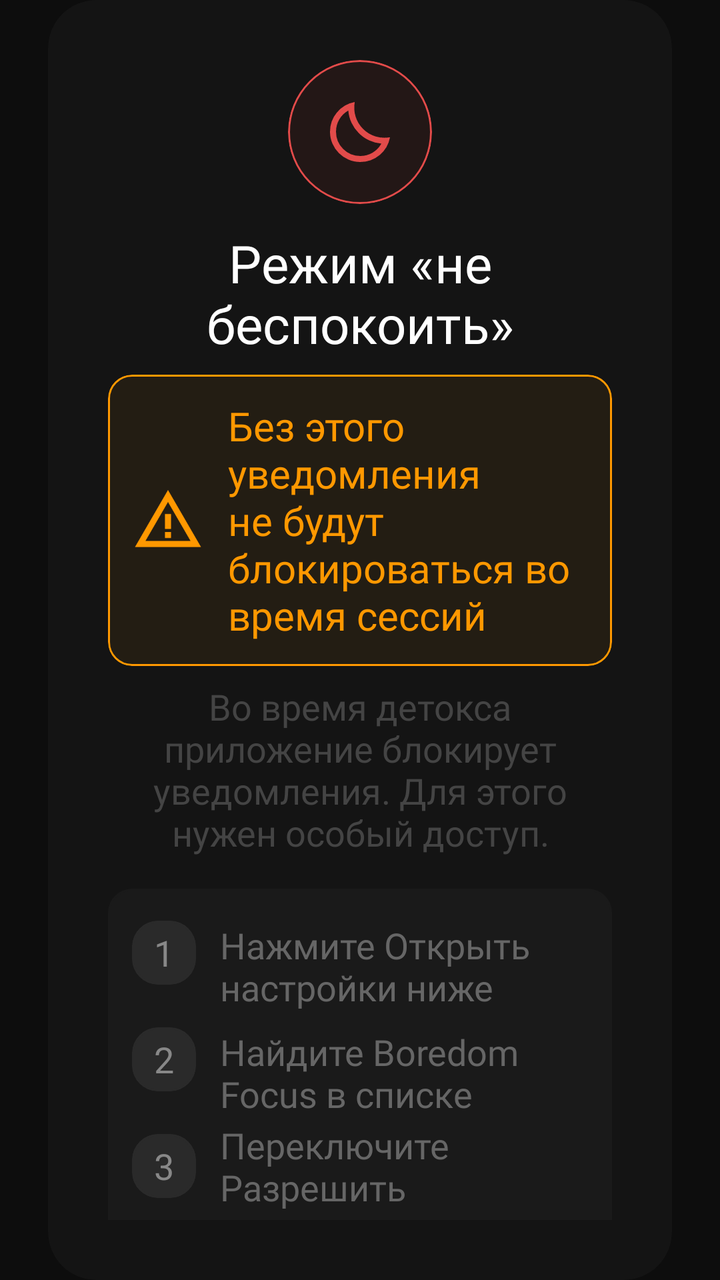
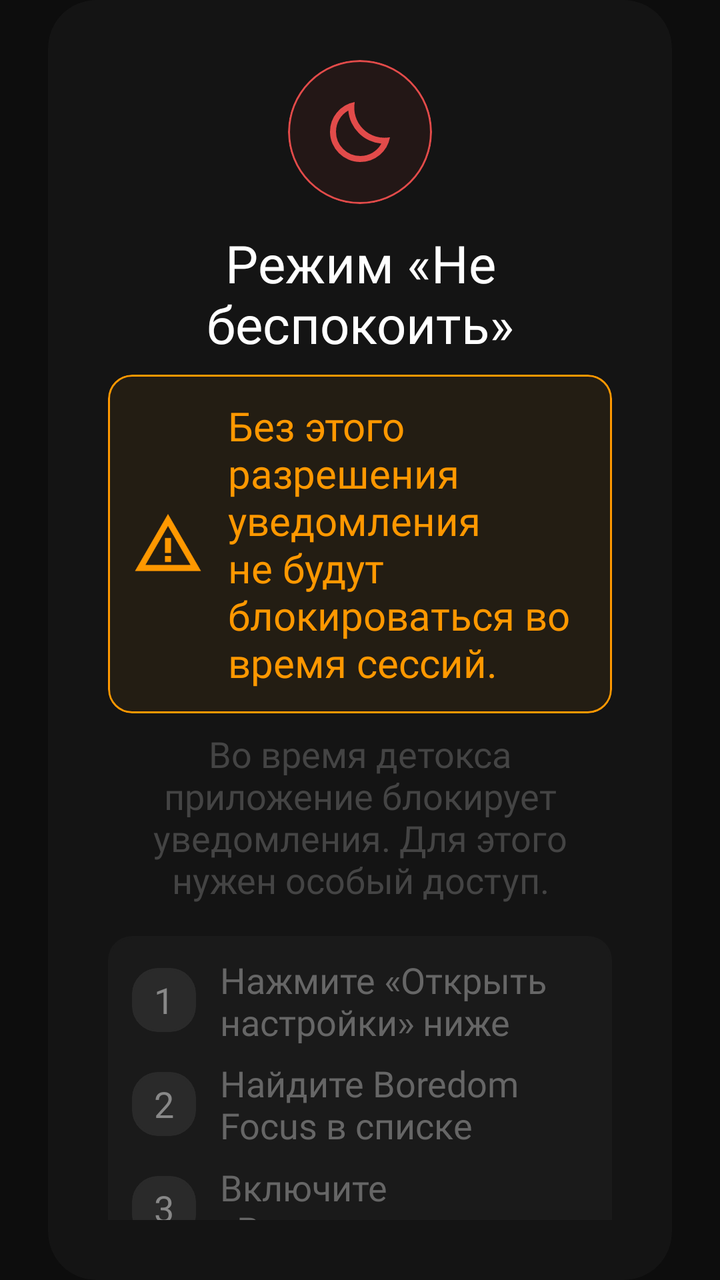

The first picture is an Android layout as it rendered before a commit; the second is the same layout after the commit. The layout source and the unified diff follow.
<!-- AndroidManifest.xml: application theme Theme.BoredomFocus -->
<!-- res/layout/dialog_dnd_permission.xml -->
<FrameLayout xmlns:android="http://schemas.android.com/apk/res/android"
    xmlns:app="http://schemas.android.com/apk/res-auto"
    xmlns:tools="http://schemas.android.com/tools"
    android:layout_width="match_parent"
    android:layout_height="wrap_content"
    android:background="@android:color/transparent"
    android:paddingHorizontal="24dp">

    <com.google.android.material.card.MaterialCardView
        android:id="@+id/cardDialog"
        android:layout_width="match_parent"
        android:layout_height="wrap_content"
        app:cardBackgroundColor="#141414"
        app:cardCornerRadius="24dp"
        app:cardElevation="0dp"
        app:strokeWidth="0dp">

        <androidx.constraintlayout.widget.ConstraintLayout
            android:layout_width="match_parent"
            android:layout_height="wrap_content"
            android:paddingHorizontal="30dp"
            android:paddingVertical="30dp">

            <LinearLayout
                android:id="@+id/layoutStatus"
                android:layout_width="0dp"
                android:layout_height="wrap_content"
                android:orientation="vertical"
                android:gravity="center_horizontal"

                app:layout_constraintTop_toTopOf="parent"
                app:layout_constraintStart_toStartOf="parent"
                app:layout_constraintEnd_toEndOf="parent">

                <com.google.android.material.card.MaterialCardView
                    android:id="@+id/cardIcon"
                    android:layout_width="72dp"
                    android:layout_height="72dp"
                    app:cardBackgroundColor="@color/difficulty_red_bg"
                    app:cardCornerRadius="36dp"
                    app:strokeColor="@color/red_basic">

                    <ImageView
                        android:id="@+id/ivBackgroundIcon"
                        android:layout_width="36dp"
                        android:layout_height="36dp"
                        android:layout_gravity="center"
                        android:src="@drawable/ic_dnd"/>

                </com.google.android.material.card.MaterialCardView>

                <TextView
                    android:id="@+id/tvEmail"
                    android:layout_width="wrap_content"
                    android:layout_height="wrap_content"
                    android:layout_marginTop="12dp"
                    android:fontFamily="@font/inter_bold"
                    android:text="Режим «не беспокоить»"
                    android:textAlignment="center"
                    android:textColor="@color/white"
                    android:textSize="26sp"/>

                <com.google.android.material.card.MaterialCardView
                    android:id="@+id/cardWarning"
                    android:layout_width="match_parent"
                    android:layout_height="wrap_content"
                    android:layout_marginTop="8dp"
                    app:cardBackgroundColor="@color/difficulty_orange_bg"
                    app:strokeColor="@color/difficulty_orange">
                    <LinearLayout
                        android:layout_width="match_parent"
                        android:layout_height="match_parent"
                        android:orientation="horizontal"
                        android:padding="12dp"
                        android:gravity="center_vertical">
                        <ImageView
                            android:layout_width="36dp"
                            android:layout_height="36dp"
                            android:src="@drawable/ic_warning_orange"/>
                        <TextView
                            android:layout_width="wrap_content"
                            android:layout_height="wrap_content"
                            android:text="Без этого уведомления не будут блокироваться во время сессий"
                            android:textSize="20sp"
                            android:layout_marginStart="12dp"
                            android:textColor="@color/difficulty_orange"
                            android:fontFamily="@font/inter_medium"/>
                    </LinearLayout>
                </com.google.android.material.card.MaterialCardView>


                <TextView
                    android:id="@+id/tvEmailDescription"
                    android:layout_width="wrap_content"
                    android:layout_height="wrap_content"
                    android:layout_marginTop="8dp"
                    android:fontFamily="@font/inter_medium"
                    android:text="Во время детокса приложение блокирует уведомления. Для этого нужен особый доступ."
                    android:textAlignment="center"
                    android:textColor="#444444"
                    android:textSize="18sp"/>

            </LinearLayout>

            <com.google.android.material.card.MaterialCardView
                android:id="@+id/cardInstruction"
                android:layout_width="match_parent"
                android:layout_height="wrap_content"
                android:layout_marginTop="16dp"
                app:cardBackgroundColor="#1A1A1A"
                app:strokeColor="#1A1A1A"
                app:layout_constraintEnd_toEndOf="parent"
                app:layout_constraintHorizontal_bias="0.5"
                app:layout_constraintStart_toStartOf="parent"
                app:layout_constraintTop_toBottomOf="@+id/layoutStatus">

                <androidx.constraintlayout.widget.ConstraintLayout
                    android:layout_width="match_parent"
                    android:layout_height="match_parent"
                    android:paddingHorizontal="12dp"
                    android:paddingVertical="16dp">

                    <com.google.android.material.card.MaterialCardView
                        android:id="@+id/cardOne"
                        android:layout_width="32dp"
                        android:layout_height="32dp"
                        app:cardBackgroundColor="#2A2A2A"
                        app:cardCornerRadius="13dp"
                        app:layout_constraintStart_toStartOf="parent"
                        app:layout_constraintTop_toTopOf="parent"
                        app:strokeColor="#2A2A2A">

                        <TextView
                            android:layout_width="wrap_content"
                            android:layout_height="wrap_content"
                            android:layout_gravity="center"
                            android:text="1"
                            android:textColor="#888888"
                            android:textSize="18sp" />
                    </com.google.android.material.card.MaterialCardView>

                    <TextView
                        android:id="@+id/tvOne"
                        android:layout_width="0dp"
                        android:layout_height="wrap_content"
                        android:layout_gravity="center"
                        android:text="Нажмите Открыть настройки ниже"
                        android:textColor="#666666"
                        android:textSize="18sp"
                        android:fontFamily="@font/inter_medium"
                        android:layout_marginStart="12dp"
                        app:layout_constraintStart_toEndOf="@+id/cardOne"
                        app:layout_constraintTop_toTopOf="@+id/cardOne"
                        app:layout_constraintEnd_toEndOf="parent"/>

                    <com.google.android.material.card.MaterialCardView
                        android:id="@+id/cardTwo"
                        android:layout_width="32dp"
                        android:layout_height="32dp"
                        app:cardBackgroundColor="#2A2A2A"
                        app:cardCornerRadius="13dp"
                        android:layout_marginTop="8dp"
                        app:layout_constraintStart_toStartOf="parent"
                        app:layout_constraintTop_toBottomOf="@+id/tvOne"
                        app:strokeColor="#2A2A2A">

                        <TextView
                            android:layout_width="wrap_content"
                            android:layout_height="wrap_content"
                            android:layout_gravity="center"
                            android:text="2"
                            android:textColor="#888888"
                            android:textSize="18sp" />
                    </com.google.android.material.card.MaterialCardView>

                    <TextView
                        android:id="@+id/tvTwo"
                        android:layout_width="0dp"
                        android:layout_height="wrap_content"
                        android:layout_gravity="center"
                        android:layout_marginStart="12dp"
                        android:fontFamily="@font/inter_medium"
                        android:text="Найдите Boredom Focus в списке"
                        android:textColor="#666666"
                        android:textSize="18sp"
                        app:layout_constraintEnd_toEndOf="parent"
                        app:layout_constraintStart_toEndOf="@+id/cardTwo"
                        app:layout_constraintTop_toTopOf="@+id/cardTwo" />

                    <com.google.android.material.card.MaterialCardView
                        android:id="@+id/cardThree"
                        android:layout_width="32dp"
                        android:layout_height="32dp"
                        android:layout_marginTop="8dp"
                        app:cardBackgroundColor="#2A2A2A"
                        app:cardCornerRadius="13dp"
                        app:layout_constraintStart_toStartOf="parent"
                        app:layout_constraintTop_toBottomOf="@+id/tvTwo"
                        app:strokeColor="#2A2A2A">

                        <TextView
                            android:layout_width="wrap_content"
                            android:layout_height="wrap_content"
                            android:layout_gravity="center"
                            android:text="3"
                            android:textColor="#888888"
                            android:textSize="18sp" />
                    </com.google.android.material.card.MaterialCardView>

                    <TextView
                        android:id="@+id/tvThree"
                        android:layout_width="0dp"
                        android:layout_height="wrap_content"
                        android:layout_gravity="center"
                        android:layout_marginStart="12dp"
                        android:fontFamily="@font/inter_medium"
                        android:text="Переключите Разрешить"
                        android:textColor="#666666"
                        android:textSize="18sp"
                        app:layout_constraintBottom_toBottomOf="@+id/cardThree"
                        app:layout_constraintEnd_toEndOf="parent"
                        app:layout_constraintStart_toEndOf="@+id/cardThree"
                        app:layout_constraintTop_toTopOf="@+id/cardThree" />

                </androidx.constraintlayout.widget.ConstraintLayout>
            </com.google.android.material.card.MaterialCardView>

            <com.google.android.material.button.MaterialButton
                android:id="@+id/btnConfirmed"
                android:layout_width="0dp"
                android:layout_height="wrap_content"
                android:layout_marginTop="20dp"
                android:backgroundTint="@color/white"
                android:fontFamily="@font/inter_bold"
                android:padding="20dp"
                android:text="Открыть настройки"
                android:textColor="@color/black"
                android:textSize="20sp"
                app:cornerRadius="20dp"

                app:layout_constraintTop_toBottomOf="@id/cardInstruction"
                app:layout_constraintStart_toStartOf="parent"
                app:layout_constraintEnd_toEndOf="parent"/>


            <com.google.android.material.button.MaterialButton
                android:id="@+id/btnChangeEmail"
                android:layout_width="0dp"
                android:layout_height="wrap_content"
                android:layout_marginTop="8dp"
                android:backgroundTint="#141414"
                android:fontFamily="@font/inter_bold"
                android:padding="20dp"
                android:text="Не сейчас"
                android:textColor="#444444"
                android:textSize="20sp"
                app:cornerRadius="20dp"
                app:strokeColor="#444444"
                app:strokeWidth="1dp"

                app:layout_constraintTop_toBottomOf="@id/btnConfirmed"
                app:layout_constraintStart_toStartOf="parent"
                app:layout_constraintEnd_toEndOf="parent"/>

        </androidx.constraintlayout.widget.ConstraintLayout>
    </com.google.android.material.card.MaterialCardView>
</FrameLayout>
<!-- resources referenced by this layout -->
<resources>
  <color name="black">#FF000000</color>
  <color name="difficulty_orange">#FF9800</color>
  <color name="difficulty_orange_bg">#10FF9800</color>
  <color name="difficulty_red_bg">#10F44336</color>
  <color name="red_basic">#E24B4A</color>
  <color name="white">#FFFFFFFF</color>
  <!-- drawable ic_dnd (drawable) -->
  <vector xmlns:android="http://schemas.android.com/apk/res/android" android:height="24dp" android:tint="#E24B4A" android:viewportHeight="960" android:viewportWidth="960" android:width="24dp">
        
      <path android:fillColor="@android:color/white" android:pathData="M484,880Q400,880 326.5,848Q253,816 198.5,761.5Q144,707 112,633.5Q80,560 80,476Q80,330 173,218.5Q266,107 410,80Q392,179 421,273.5Q450,368 521,439Q592,510 686.5,539Q781,568 880,550Q854,694 742,787Q630,880 484,880ZM484,800Q572,800 647,756Q722,712 765,635Q679,627 602,591.5Q525,556 464,495Q403,434 367,357Q331,280 324,194Q247,237 203.5,312.5Q160,388 160,476Q160,611 254.5,705.5Q349,800 484,800ZM464,495Q464,495 464,495Q464,495 464,495Q464,495 464,495Q464,495 464,495Q464,495 464,495Q464,495 464,495Q464,495 464,495Q464,495 464,495Q464,495 464,495Q464,495 464,495Z"/>
      
  </vector>
  <!-- drawable ic_warning_orange (drawable) -->
  <vector xmlns:android="http://schemas.android.com/apk/res/android" android:height="24dp" android:tint="#FF9800" android:viewportHeight="24" android:viewportWidth="24" android:width="24dp">
        
      <path android:fillColor="@android:color/white" android:pathData="M12,5.99L19.53,19H4.47L12,5.99M12,2L1,21h22L12,2L12,2z"/>
        
      <path android:fillColor="@android:color/white" android:pathData="M13,16l-2,0l0,2l2,0z"/>
        
      <path android:fillColor="@android:color/white" android:pathData="M13,10l-2,0l0,5l2,0z"/>
      
  </vector>
  <style name="Theme.BoredomFocus" parent="Base.Theme.BoredomFocus" />
  <style name="Base.Theme.BoredomFocus" parent="Theme.Material3.DayNight.NoActionBar">
  
          <item name="android:windowBackground">#0D0D0D</item>
  
          <item name="android:statusBarColor">#0D0D0D</item>
          <item name="android:navigationBarColor">#0D0D0D</item>
  
          <item name="android:windowLightStatusBar">false</item>
          <item name="android:windowLightNavigationBar" tools:targetApi="o_mr1">false</item>
  
          <item name="android:windowDrawsSystemBarBackgrounds">true</item>
          <item name="android:enforceNavigationBarContrast" tools:targetApi="q">false</item>
  
      </style>
</resources>

<!-- the commit's change to res/layout/dialog_dnd_permission.xml (unified diff, before → after) -->
@@ -55,7 +55,7 @@
                     android:layout_height="wrap_content"
                     android:layout_marginTop="12dp"
                     android:fontFamily="@font/inter_bold"
-                    android:text="Режим «не беспокоить»"
+                    android:text="@string/settings_dnd_title"
                     android:textAlignment="center"
                     android:textColor="@color/white"
                     android:textSize="26sp"/>
@@ -80,7 +80,7 @@
                         <TextView
                             android:layout_width="wrap_content"
                             android:layout_height="wrap_content"
-                            android:text="Без этого уведомления не будут блокироваться во время сессий"
+                            android:text="@string/settings_dnd_warning"
                             android:textSize="20sp"
                             android:layout_marginStart="12dp"
                             android:textColor="@color/difficulty_orange"
@@ -95,7 +95,7 @@
                     android:layout_height="wrap_content"
                     android:layout_marginTop="8dp"
                     android:fontFamily="@font/inter_medium"
-                    android:text="Во время детокса приложение блокирует уведомления. Для этого нужен особый доступ."
+                    android:text="@string/settings_dnd_description"
                     android:textAlignment="center"
                     android:textColor="#444444"
                     android:textSize="18sp"/>
@@ -144,24 +144,25 @@
                         android:layout_width="0dp"
                         android:layout_height="wrap_content"
                         android:layout_gravity="center"
-                        android:text="Нажмите Открыть настройки ниже"
+                        android:layout_marginStart="12dp"
+                        android:fontFamily="@font/inter_medium"
+                        android:text="@string/settings_dnd_instruction_1"
                         android:textColor="#666666"
                         android:textSize="18sp"
-                        android:fontFamily="@font/inter_medium"
-                        android:layout_marginStart="12dp"
+                        app:layout_constraintBottom_toBottomOf="@+id/cardOne"
+                        app:layout_constraintEnd_toEndOf="parent"
                         app:layout_constraintStart_toEndOf="@+id/cardOne"
-                        app:layout_constraintTop_toTopOf="@+id/cardOne"
-                        app:layout_constraintEnd_toEndOf="parent"/>
+                        app:layout_constraintTop_toTopOf="@+id/cardOne" />
 
                     <com.google.android.material.card.MaterialCardView
                         android:id="@+id/cardTwo"
                         android:layout_width="32dp"
                         android:layout_height="32dp"
+                        android:layout_marginTop="20dp"
                         app:cardBackgroundColor="#2A2A2A"
                         app:cardCornerRadius="13dp"
-                        android:layout_marginTop="8dp"
                         app:layout_constraintStart_toStartOf="parent"
-                        app:layout_constraintTop_toBottomOf="@+id/tvOne"
+                        app:layout_constraintTop_toBottomOf="@+id/cardOne"
                         app:strokeColor="#2A2A2A">
 
                         <TextView
@@ -180,9 +181,10 @@
                         android:layout_gravity="center"
                         android:layout_marginStart="12dp"
                         android:fontFamily="@font/inter_medium"
-                        android:text="Найдите Boredom Focus в списке"
+                        android:text="@string/settings_dnd_instruction_2"
                         android:textColor="#666666"
                         android:textSize="18sp"
+                        app:layout_constraintBottom_toBottomOf="@+id/cardTwo"
                         app:layout_constraintEnd_toEndOf="parent"
                         app:layout_constraintStart_toEndOf="@+id/cardTwo"
                         app:layout_constraintTop_toTopOf="@+id/cardTwo" />
@@ -191,11 +193,11 @@
                         android:id="@+id/cardThree"
                         android:layout_width="32dp"
                         android:layout_height="32dp"
-                        android:layout_marginTop="8dp"
                         app:cardBackgroundColor="#2A2A2A"
                         app:cardCornerRadius="13dp"
+                        android:layout_marginTop="20dp"
                         app:layout_constraintStart_toStartOf="parent"
-                        app:layout_constraintTop_toBottomOf="@+id/tvTwo"
+                        app:layout_constraintTop_toBottomOf="@+id/cardTwo"
                         app:strokeColor="#2A2A2A">
 
                         <TextView
@@ -214,7 +216,7 @@
                         android:layout_gravity="center"
                         android:layout_marginStart="12dp"
                         android:fontFamily="@font/inter_medium"
-                        android:text="Переключите Разрешить"
+                        android:text="@string/settings_dnd_instruction_3"
                         android:textColor="#666666"
                         android:textSize="18sp"
                         app:layout_constraintBottom_toBottomOf="@+id/cardThree"
@@ -233,7 +235,7 @@
                 android:backgroundTint="@color/white"
                 android:fontFamily="@font/inter_bold"
                 android:padding="20dp"
-                android:text="Открыть настройки"
+                android:text="@string/settings_dnd_open_settings"
                 android:textColor="@color/black"
                 android:textSize="20sp"
                 app:cornerRadius="20dp"
@@ -251,7 +253,7 @@
                 android:backgroundTint="#141414"
                 android:fontFamily="@font/inter_bold"
                 android:padding="20dp"
-                android:text="Не сейчас"
+                android:text="@string/settings_dnd_skip"
                 android:textColor="#444444"
                 android:textSize="20sp"
                 app:cornerRadius="20dp"
<!-- resource entries referenced after the edit -->
@@ -22,6 +22,24 @@
       <path android:fillColor="@android:color/white" android:pathData="M13,10l-2,0l0,5l2,0z"/>
       
   </vector>
+  <string name="settings_dnd_description">
+          Во время детокса приложение блокирует уведомления. Для этого нужен особый доступ.
+      </string>
+  <string name="settings_dnd_instruction_1">
+          Нажмите «Открыть настройки» ниже
+      </string>
+  <string name="settings_dnd_instruction_2">
+          Найдите Boredom Focus в списке
+      </string>
+  <string name="settings_dnd_instruction_3">
+          Включите «Разрешить»
+      </string>
+  <string name="settings_dnd_open_settings">Открыть настройки</string>
+  <string name="settings_dnd_skip">Пропустить</string>
+  <string name="settings_dnd_title">Режим «Не беспокоить»</string>
+  <string name="settings_dnd_warning">
+          Без этого разрешения уведомления не будут блокироваться во время сессий.
+      </string>
   <style name="Theme.BoredomFocus" parent="Base.Theme.BoredomFocus" />
   <style name="Base.Theme.BoredomFocus" parent="Theme.Material3.DayNight.NoActionBar">
   
